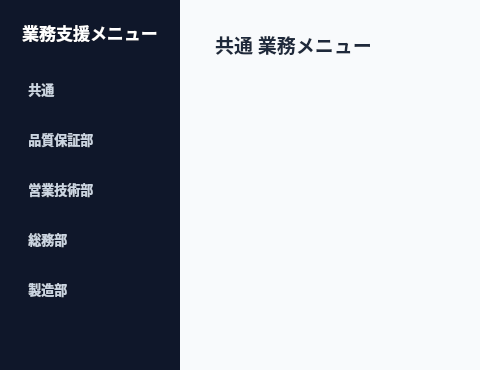
The window that menu.ui (a-shimomura-shikoku-fuji/python) describes before a commit, drawn with Qt 5; both pictures show x 0 to 480 and y 0 to 370 of the 750 by 480 pixel window.
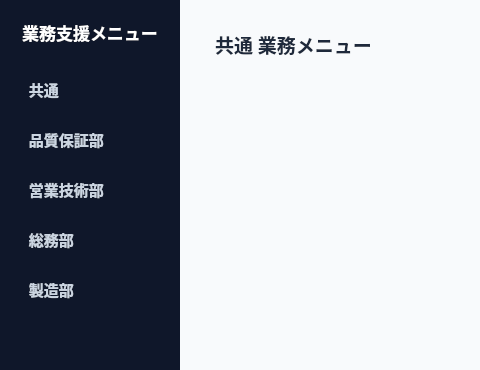
The same window after the commit.

The edit to the form file:
```diff
--- a/menu.ui
+++ b/menu.ui
@@ -80,6 +80,11 @@
         <height>16777215</height>
        </size>
       </property>
+      <property name="font">
+       <font>
+        <pointsize>9</pointsize>
+       </font>
+      </property>
       <layout class="QVBoxLayout" name="verticalLayout_Sidebar">
        <property name="spacing">
         <number>8</number>
@@ -125,7 +130,11 @@
           </size>
          </property>
          <property name="font">
-          <font><family>Meiryo</family><pointsize>10</pointsize><bold>true</bold></font>
+          <font>
+           <family>Meiryo</family>
+           <pointsize>11</pointsize>
+           <bold>true</bold>
+          </font>
          </property>
          <property name="text">
           <string> 共通</string>
@@ -144,7 +153,11 @@
           </size>
          </property>
          <property name="font">
-          <font><family>Meiryo</family><pointsize>10</pointsize><bold>true</bold></font>
+          <font>
+           <family>Meiryo</family>
+           <pointsize>11</pointsize>
+           <bold>true</bold>
+          </font>
          </property>
          <property name="text">
           <string> 品質保証部</string>
@@ -163,7 +176,11 @@
           </size>
          </property>
          <property name="font">
-          <font><family>Meiryo</family><pointsize>10</pointsize><bold>true</bold></font>
+          <font>
+           <family>Meiryo</family>
+           <pointsize>11</pointsize>
+           <bold>true</bold>
+          </font>
          </property>
          <property name="text">
           <string> 営業技術部</string>
@@ -182,7 +199,11 @@
           </size>
          </property>
          <property name="font">
-          <font><family>Meiryo</family><pointsize>10</pointsize><bold>true</bold></font>
+          <font>
+           <family>Meiryo</family>
+           <pointsize>11</pointsize>
+           <bold>true</bold>
+          </font>
          </property>
          <property name="text">
           <string> 総務部</string>
@@ -201,7 +222,11 @@
           </size>
          </property>
          <property name="font">
-          <font><family>Meiryo</family><pointsize>10</pointsize><bold>true</bold></font>
+          <font>
+           <family>Meiryo</family>
+           <pointsize>11</pointsize>
+           <bold>true</bold>
+          </font>
          </property>
          <property name="text">
           <string> 製造部</string>
```
Left out of the diff: 243 changed lines with no effect on the pictures.
